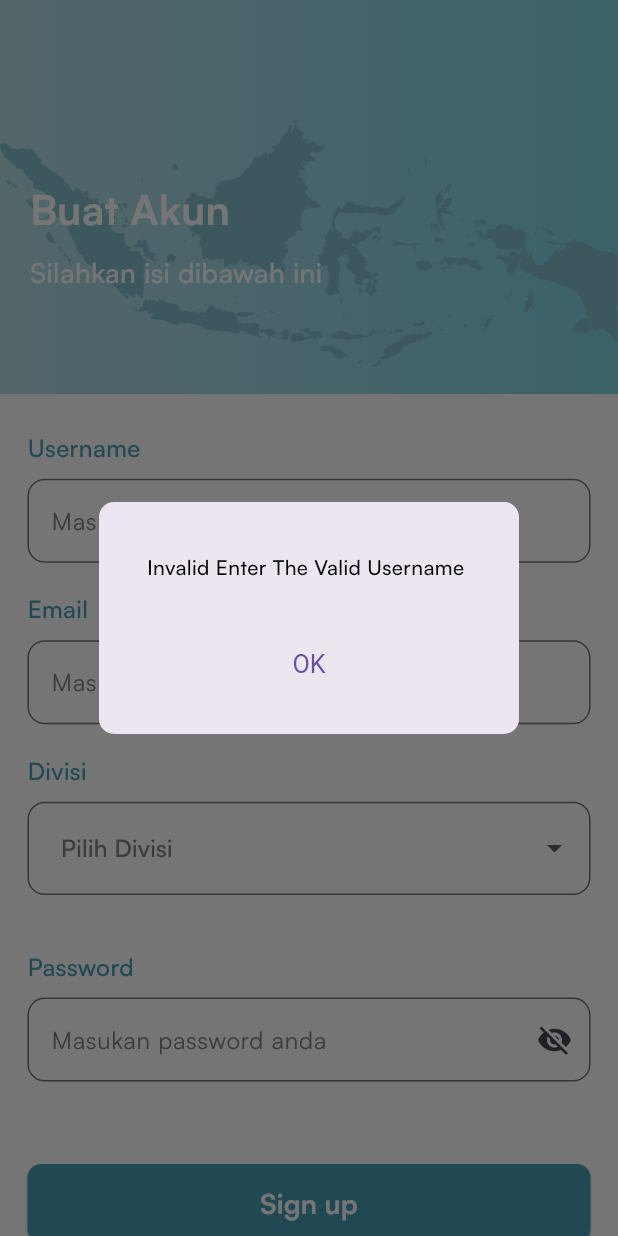
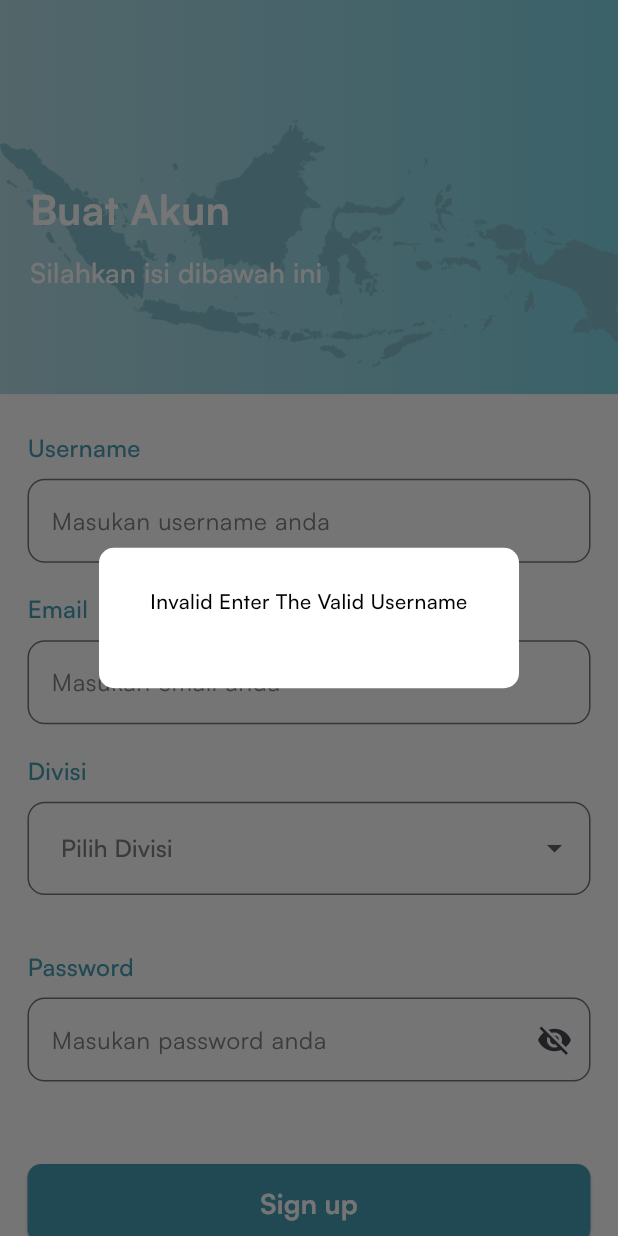
Before and after one commit to GGngodong/tracking-apps, a Flutter app: the RegisterPage screen opened by its route, after a tap on "Sign up", on a phone screen of 412 x 824 dp. Run offline on Flutter 3.47's test engine with Material 3 defaults, Android fonts, the phone set to English and light mode, and no system bars; our stand-ins replace bloc, cloud_functions, connectivity_plus, dropdown_button2, easy_localization, equatable and 14 more; missing offline and left inert: flutter_downloader, syncfusion_flutter_pdfviewer; accounts and stored records are empty.

```diff
--- a/lib/common/app_helper.dart
+++ b/lib/common/app_helper.dart
@@ -1,8 +1,8 @@
-import 'package:flutter/cupertino.dart';
 import 'package:flutter/material.dart';
 import 'package:flutter_screenutil/flutter_screenutil.dart';
 import 'package:tracking_apps/common/constant.dart';
 import 'package:tracking_apps/configs/network/http_response_model.dart';
+import 'package:tracking_apps/configs/theme/app_colors.dart';
 
 class AppHelper {
   static HttpResponseModel checkEmailAndPassword(
@@ -86,27 +86,35 @@ class AppHelper {
     String? title,
     String? content,
     Widget? image,
-    void Function()? onPressed,
+    void Function()? onPressedYes,
+    onPressedNo,
     bool barrierDismissible = true,
+    bool isLogOut = false,
+    bool isFailed = false,
   }) {
     showDialog(
-
       context: context,
       barrierDismissible: barrierDismissible,
       builder: (BuildContext context) {
         return AlertDialog(
+          backgroundColor: Colors.white,
           shape: RoundedRectangleBorder(
             borderRadius: BorderRadius.circular(10),
           ),
           title: title != null
-              ? Text(
+              ? Center(
+                  child: Text(
                     title,
-                  style: TextStyle(color: CupertinoColors.systemRed),
+                    style: TextStyle(
+                      color: Colors.black,
+                      fontSize: 14.sp,
+                      fontWeight: FontWeight.w700,
+                      fontFamily: 'Satoshi',
+                    ),
+                  ),
                 )
               : null,
-          content: Container(
-            padding: EdgeInsets.all(8),
-            child: Column(
+          content: Column(
             mainAxisSize: MainAxisSize.min,
             crossAxisAlignment: CrossAxisAlignment.start,
             children: [
@@ -115,11 +123,12 @@ class AppHelper {
                   child: image,
                 ),
               if (content != null)
-                  Padding(
+                Center(
+                  child: Padding(
                     padding: EdgeInsets.only(top: 8.0.h),
                     child: Text(
                       content,
-                      textAlign: TextAlign.start,
+                      textAlign: TextAlign.center,
                       style: TextStyle(
                         color: Colors.black,
                         fontSize: 12.sp,
@@ -128,13 +137,81 @@ class AppHelper {
                       ),
                     ),
                   ),
+                ),
             ],
           ),
+          actions: [
+            if (isLogOut)
+              Row(
+                crossAxisAlignment: CrossAxisAlignment.center,
+                mainAxisAlignment: MainAxisAlignment.center,
+                children: [
+                  ElevatedButton(
+                    style: ElevatedButton.styleFrom(
+                      backgroundColor: AppColors.primary,
+                      elevation: 0,
+                      shape: RoundedRectangleBorder(
+                        borderRadius: BorderRadius.circular(10.r),
                       ),
-          actions: [
-            CupertinoDialogAction(
-              onPressed: onPressed ?? () => Navigator.of(context).pop(),
-              child: const Text('OK'),
+                    ),
+                    onPressed:
+                        onPressedYes ?? () => Navigator.of(context).pop(),
+                    child: Text(
+                      'Yes',
+                      style: TextStyle(
+                        color: Colors.white,
+                        fontSize: 12.sp,
+                        fontWeight: FontWeight.w700,
+                        fontFamily: 'Satoshi',
+                      ),
+                    ),
+                  ),
+                  SizedBox(
+                    width: 10.w,
+                  ),
+                  ElevatedButton(
+                    style: ElevatedButton.styleFrom(
+                      backgroundColor: Colors.white,
+                      elevation: 0,
+                      shape: RoundedRectangleBorder(
+                        borderRadius: BorderRadius.circular(10.r),
+                        side: BorderSide(color: AppColors.primary),
+                      ),
+                    ),
+                    onPressed: onPressedNo ?? () => Navigator.of(context).pop(),
+                    child: Text(
+                      'No',
+                      style: TextStyle(
+                        color: AppColors.primary,
+                        fontSize: 12.sp,
+                        fontWeight: FontWeight.w700,
+                        fontFamily: 'Satoshi',
+                      ),
+                    ),
+                  ),
+                ],
+              ),
+            if (isFailed)
+              Center(
+                child: ElevatedButton(
+                  style: ElevatedButton.styleFrom(
+                    backgroundColor: AppColors.primary,
+                    elevation: 0,
+                    shape: RoundedRectangleBorder(
+                      borderRadius: BorderRadius.circular(10.r),
+                    ),
+                  ),
+                  onPressed: onPressedYes ?? () => Navigator.of(context).pop(),
+                  child: Text(
+                    'OK',
+                    style: TextStyle(
+                      color: Colors.white,
+                      fontSize: 12.sp,
+                      fontWeight: FontWeight.w700,
+                      fontFamily: 'Satoshi',
+                    ),
+                  ),
+                ),
               ),
           ],
         );
```
Lines whose indentation alone changed are shown as unchanged.
